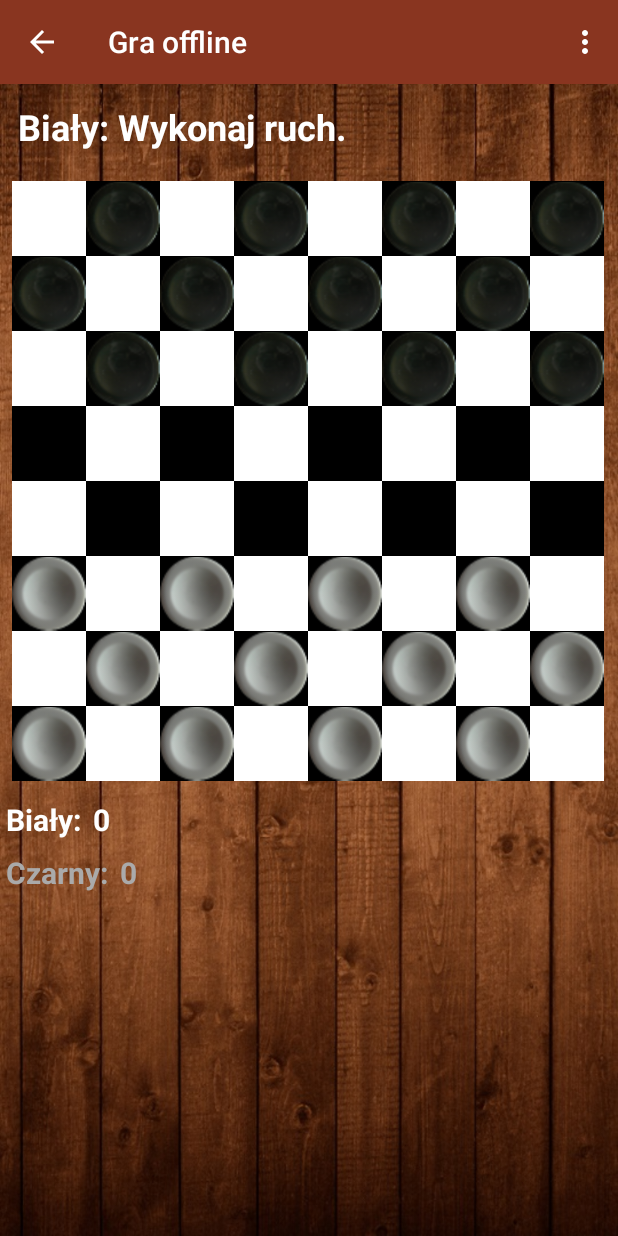
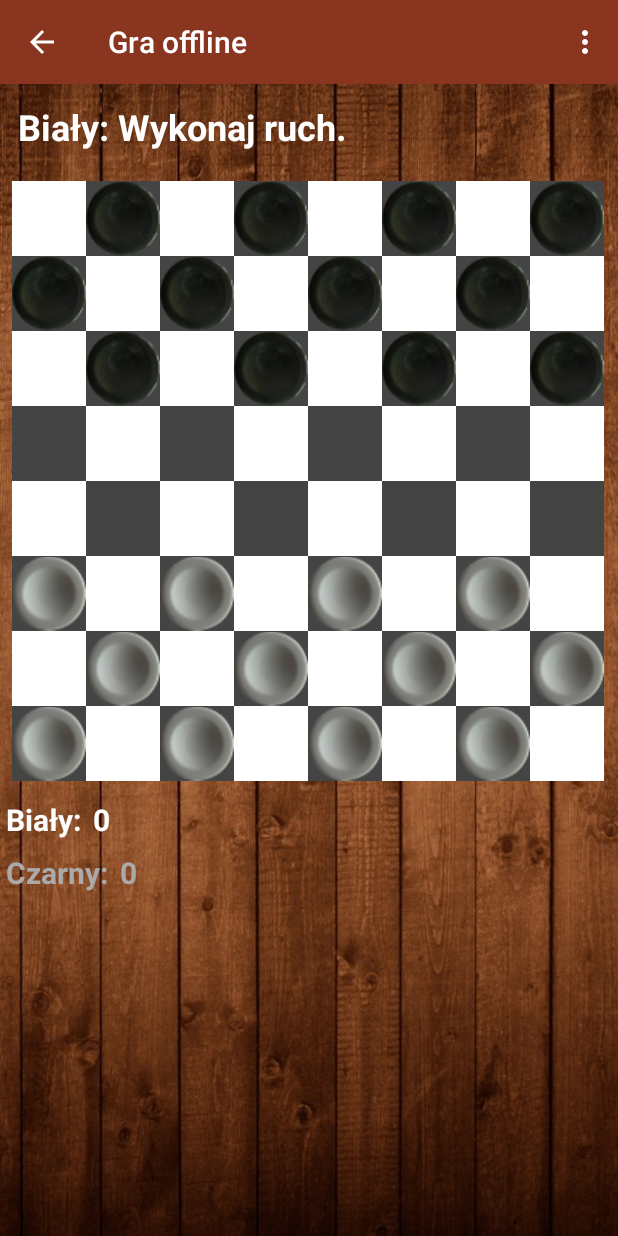
Before and after one commit to PSyron/CheckersMobile, an Android app: the GameTableActivity screen opened directly, with no data from a screen before it, on a phone screen of 412 x 824 dp. Run offline under Robolectric (Android 15) with nearby library versions, the phone set to English and light mode, and no system bars; our stand-ins replace ButterKnife, Volley; libraries missing offline, so code that uses them is left out: de.greenrobot.event; network calls fail; 2 statements that could not run were skipped.

Commit message:
color changes

```diff
--- a/MyApplication/app/src/main/java/pl/checkersmobile/Adapter/GameTableAdapter.java
+++ b/MyApplication/app/src/main/java/pl/checkersmobile/Adapter/GameTableAdapter.java
@@ -76,11 +76,11 @@ public class GameTableAdapter extends BaseAdapter {
             if (inPosition % 2 == 0) {
                 inImageView.setBackgroundColor(Color.WHITE);
             } else {
-                inImageView.setBackgroundColor(Color.BLACK);
+                inImageView.setBackgroundColor(Color.DKGRAY);
             }
         } else {
             if (inPosition % 2 == 0) {
-                inImageView.setBackgroundColor(Color.BLACK);
+                inImageView.setBackgroundColor(Color.DKGRAY);
             } else {
                 inImageView.setBackgroundColor(Color.WHITE);
             }
--- a/MyApplication/app/src/main/res/menu/menu_item.xml
+++ b/MyApplication/app/src/main/res/menu/menu_item.xml
@@ -9,8 +9,5 @@
         android:id="@+id/action_newgame"
         android:title="Nowa gra" />
 
-    <item
-        android:id="@+id/action_stats"
-        android:title="Statystyki"/>
 
 </menu>
```
Also changed, not shown: MyApplication/app/src/main/java/pl/checkersmobile/gui/GameTableActivity.java (+6 -6 lines), 1 other file.
